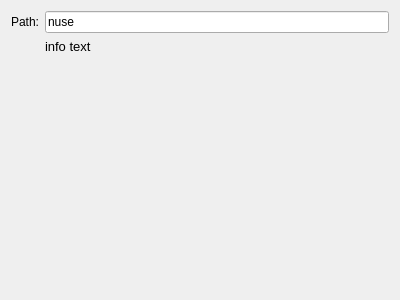
Old version of the form form/xalertuConfigRemote.ui in the repository atanarro/xalertu.
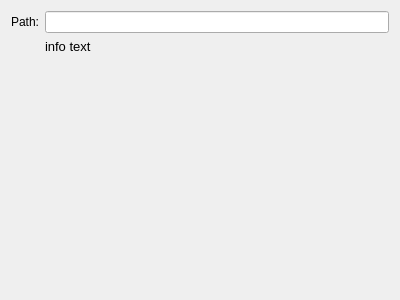
New version of the form. Custom widgets are drawn as their Qt base class.

```diff
--- a/form/xalertuConfigRemote.ui
+++ b/form/xalertuConfigRemote.ui
@@ -37,7 +37,10 @@
      <item row="0" column="1">
       <widget class="KLineEdit" name="klineedit_3">
        <property name="text">
-        <string>nuse</string>
+        <string/>
+       </property>
+       <property name="showClearButton" stdset="0">
+        <bool>true</bool>
        </property>
       </widget>
      </item>
```
Left out of the diff: 2 changed lines with no effect on the pictures.
